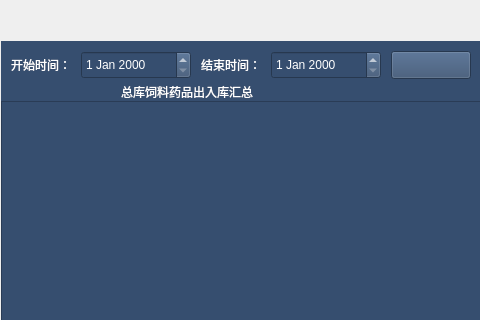
This is ChuangfengDesktop/StoreReportManagerQWidget.ui in asdlei99/chuangfengdesktop as Qt 5 draws it before an edit; both pictures show x 0 to 480 and y 0 to 320 of the 860 by 660 pixel window. The edited form follows.
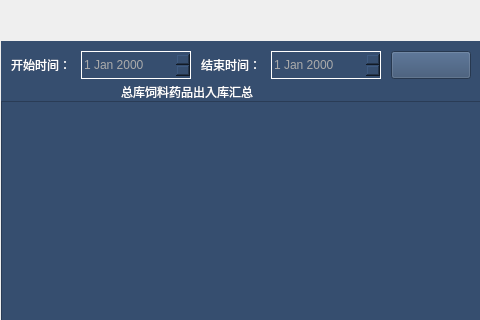
This is the edited form.

Patch:
```diff
--- a/ChuangfengDesktop/StoreReportManagerQWidget.ui
+++ b/ChuangfengDesktop/StoreReportManagerQWidget.ui
@@ -144,7 +144,10 @@
        </rect>
       </property>
       <property name="styleSheet">
-       <string notr="true">color: rgb(255, 255, 255);</string>
+       <string notr="true">color: rgb(171, 171, 171);
+border-color: rgb(255, 255, 255);
+border-style: solid;
+border-width: 1px;</string>
       </property>
      </widget>
      <widget class="QLabel" name="label_25">
@@ -190,7 +193,10 @@
        </rect>
       </property>
       <property name="styleSheet">
-       <string notr="true">color: rgb(255, 255, 255);</string>
+       <string notr="true">color: rgb(171, 171, 171);
+border-color: rgb(255, 255, 255);
+border-style: solid;
+border-width: 1px;</string>
       </property>
      </widget>
      <widget class="QPushButton" name="storereport_export_btn">
```
